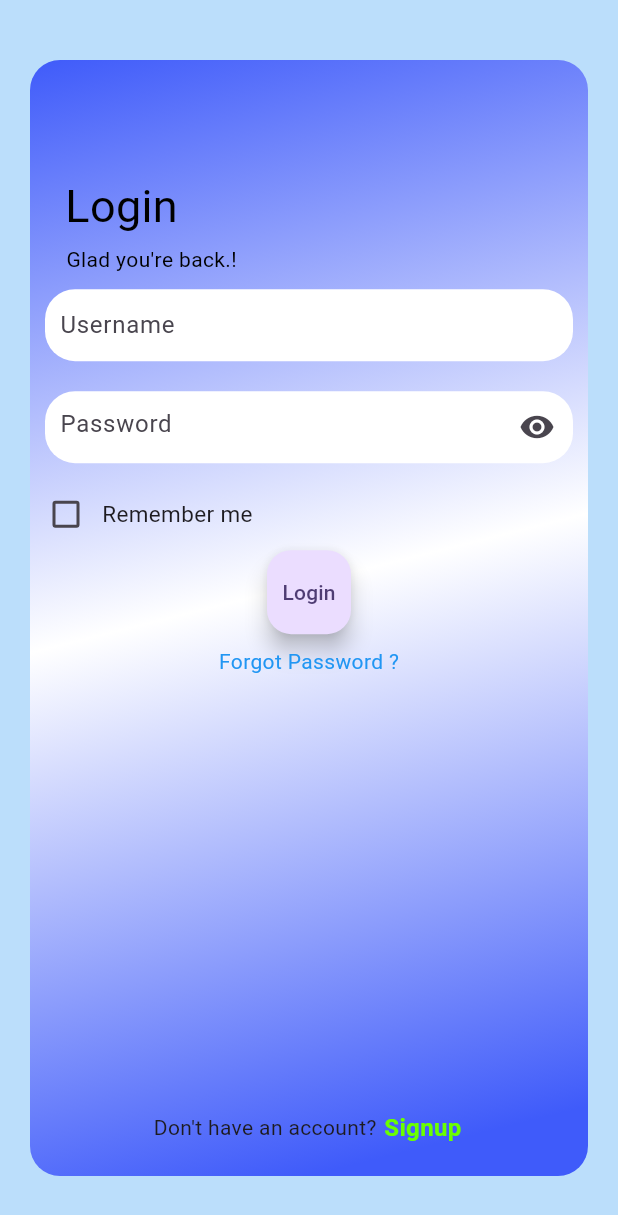
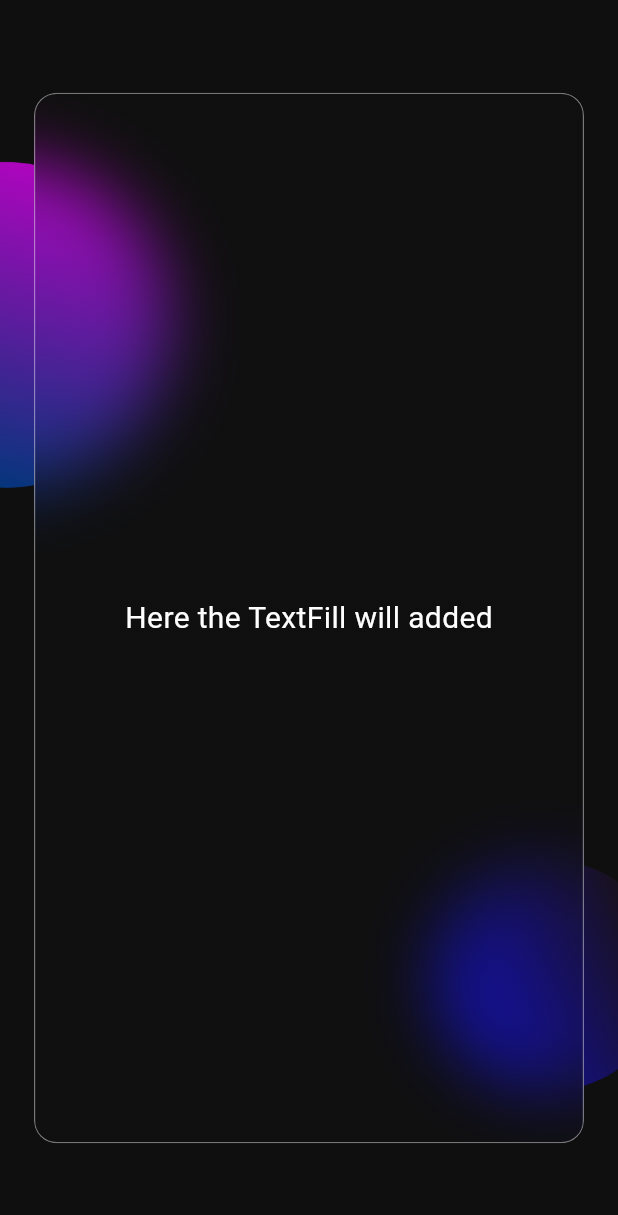
Before and after one commit to joysarkar18/gamaru-mobile-app, a Flutter app: the screen it shows after launch, on a phone screen of 412 x 824 dp. Shown: the top 1215 px of the screen. Run offline on Flutter 3.47's test engine with Material 2 defaults, Android fonts, the phone set to English and light mode, and no system bars; our stand-ins replace firebase_auth, firebase_core, get; accounts and stored records are empty.

Commit message:
glossy effect added

```diff
--- /dev/null
+++ b/lib/Componants/glossyEffect.dart
@@ -0,0 +1,58 @@
+import 'dart:ui';
+
+import 'package:flutter/material.dart';
+
+class GlossyCard extends StatelessWidget {
+  final height;
+  final width;
+  final borderRadius;
+  final child;
+
+  const GlossyCard(
+      {super.key,
+      required this.height,
+      required this.width,
+      required this.borderRadius,
+      required this.child});
+
+  @override
+  Widget build(BuildContext context) {
+    return ClipRRect(
+      borderRadius: BorderRadius.all(Radius.circular(borderRadius)),
+      child: Container(
+        height: height,
+        width: width,
+        color: Colors.transparent,
+        child: Stack(children: [
+          BackdropFilter(
+            filter: ImageFilter.blur(
+              sigmaX: 24.0,
+              sigmaY: 23.5,
+            ),
+            child: Container(),
+          ),
+          Container(
+            decoration: BoxDecoration(
+                borderRadius: BorderRadius.circular(borderRadius),
+                border: Border.all(
+                  width: 0.8,
+                  color: Colors.white.withOpacity(0.43),
+                ),
+                gradient: LinearGradient(
+                    begin: Alignment.topLeft,
+                    end: Alignment.bottomRight,
+                    colors: [
+                      Color.fromARGB(255, 125, 125, 125).withOpacity(0.003),
+                      Color.fromARGB(255, 112, 112, 112).withOpacity(0.003),
+                    ])),
+          ),
+          Center(
+            child: Container(
+              child: child,
+            ),
+          )
+        ]),
+      ),
+    );
+  }
+}
--- a/lib/Screens/login_page.dart
+++ b/lib/Screens/login_page.dart
@@ -1,5 +1,6 @@
 import 'package:flutter/material.dart';
 import 'package:flutter/src/widgets/placeholder.dart';
+import 'package:gamaru_mobile_app/Componants/glossyEffect.dart';
 import 'package:gamaru_mobile_app/Screens/signup_page.dart';
 import 'package:get/get.dart';
 
@@ -9,151 +10,19 @@ class Login extends StatelessWidget {
   @override
   Widget build(BuildContext context) {
     return Scaffold(
-      resizeToAvoidBottomInset: false,
-      backgroundColor: Colors.blue[100],
-      body: SafeArea(
-        child: Container(
-          decoration: BoxDecoration(
-            borderRadius: BorderRadius.circular(20),
-            gradient: LinearGradient(
-              begin: Alignment.topLeft,
-              end: Alignment.bottomCenter,
-              colors: [
-                Color(0xFF3F5BFA),
-                Colors.white,
-                Color(0xFF3F5BFA),
-              ],
-            ),
-          ),
-          width: 400,
-          margin: EdgeInsets.symmetric(horizontal: 20, vertical: 40),
-          child: Column(
-            mainAxisAlignment: MainAxisAlignment.center,
-            children: [
-              Padding(
-                padding: const EdgeInsets.only(right: 250, top: 55),
-                child: Text(
-                  style: TextStyle(
-                    fontSize: 30,
-                    color: Colors.black,
-                  ),
-                  "Login",
-                ),
-              ),
-              Padding(
-                padding: const EdgeInsets.only(
-                  right: 210,
-                  top: 4,
-                ),
-                child: Text(
-                  style: TextStyle(
-                    // fontSize: 30,
-                    color: Colors.black,
-                  ),
-                  "Glad you're back.!",
-                ),
-              ),
-              Padding(
-                padding: const EdgeInsets.all(10.0),
-                child: Container(
-                  decoration: BoxDecoration(
-                    color: Colors.white,
-                    borderRadius: BorderRadius.circular(
-                      20,
-                    ),
-                  ),
-                  child: TextField(
-                    decoration: InputDecoration(
-                      contentPadding: EdgeInsets.all(10),
-                      border: InputBorder.none,
-                      hintText: "Username",
-                    ),
-                  ),
-                ),
-              ),
-              Padding(
-                padding: const EdgeInsets.all(10.0),
-                child: Container(
-                  decoration: BoxDecoration(
-                    color: Colors.white,
-                    borderRadius: BorderRadius.circular(
-                      20,
-                    ),
-                  ),
-                  child: TextField(
-                    obscureText: true,
-                    obscuringCharacter: "*",
-                    decoration: InputDecoration(
-                      contentPadding: const EdgeInsets.all(10),
-                      border: InputBorder.none,
-                      hintText: "Password",
-                      suffixIcon: IconButton(
-                          onPressed: () {}, icon: Icon(Icons.visibility)),
-                    ),
-                  ),
-                ),
-              ),
-              Row(
-                children: [
-                  Checkbox(
-                    value: isBlank,
-                    onChanged: (value) {},
-                  ),
-                  Text(
-                    "Remember me",
-                    style: TextStyle(fontSize: 15),
-                  ),
-                ],
-              ),
-              FloatingActionButton(
-                onPressed: () {},
-                child: Text("Login"),
-              ),
-              Padding(
-                padding: const EdgeInsets.all(8.0),
-                child: InkWell(
-                  onTap: () {},
-                  child: Text(
-                    "Forgot Password ?",
-                    style: TextStyle(color: Colors.blue),
-                  ),
-                ),
-              ),
-              SizedBox(
-                height: 265,
-              ),
-              Container(
-                margin: EdgeInsets.only(top: Get.height * 0.02),
-                child: Row(
-                  children: [
-                    SizedBox(
-                      width: Get.width / 5,
-                    ),
-                    Text(
-                      style: TextStyle(),
-                      "Don't have an account?",
-                    ),
-                    SizedBox(
-                      width: 5,
-                    ),
-                    InkWell(
-                      onTap: () {
-                        Get.to(() => SignUp());
-                      },
-                      child: Text(
-                        "Signup",
-                        style: TextStyle(
-                          fontSize: 16,
-                          fontWeight: FontWeight.bold,
-                          color: Color.fromARGB(255, 106, 255, 0),
-                        ),
-                      ),
-                    ),
-                  ],
-                ),
-              ),
-            ],
-          ),
+      body: Container(
+        decoration: BoxDecoration(
+            image: DecorationImage(
+                image: AssetImage("Assets/BgLogin1.png"), fit: BoxFit.cover)),
+        child: Center(
+          child: GlossyCard(
+              height: Get.height * 0.85,
+              width: Get.width * 0.89,
+              borderRadius: 15.0,
+              child: Container(
+                child: Text("Here the TextFill will added",
+                    style: TextStyle(color: Colors.white, fontSize: 20)),
+              )),
         ),
       ),
     );
--- a/lib/main.dart
+++ b/lib/main.dart
@@ -2,6 +2,7 @@ import 'package:firebase_core/firebase_core.dart';
 import 'package:flutter/material.dart';
 import 'package:gamaru_mobile_app/Screens/home.dart';
 import 'package:gamaru_mobile_app/Screens/login_page.dart';
+import 'package:gamaru_mobile_app/Screens/signup_page.dart';
 import 'package:get/get.dart';
 
 import 'Controllers/Login-Contollers/autehntication.dart';
@@ -21,6 +22,7 @@ class MyApp extends StatelessWidget {
   @override
   Widget build(BuildContext context) {
     return GetMaterialApp(
+      debugShowCheckedModeBanner: false,
       title: 'Flutter Demo',
       theme: ThemeData(
         colorScheme: ColorScheme.fromSeed(seedColor: Colors.deepPurple),
--- a/pubspec.yaml
+++ b/pubspec.yaml
@@ -62,9 +62,8 @@ flutter:
   uses-material-design: true
 
   # To add assets to your application, add an assets section, like this:
-  # assets:
-  #   - images/a_dot_burr.jpeg
-  #   - images/a_dot_ham.jpeg
+  assets:
+    - Assets/
 
   # An image asset can refer to one or more resolution-specific "variants", see
   # https://flutter.dev/assets-and-images/#resolution-aware
```
Also changed, not shown: Assets/BgLogin1.png (added), Assets/bgLogin.png (added).
